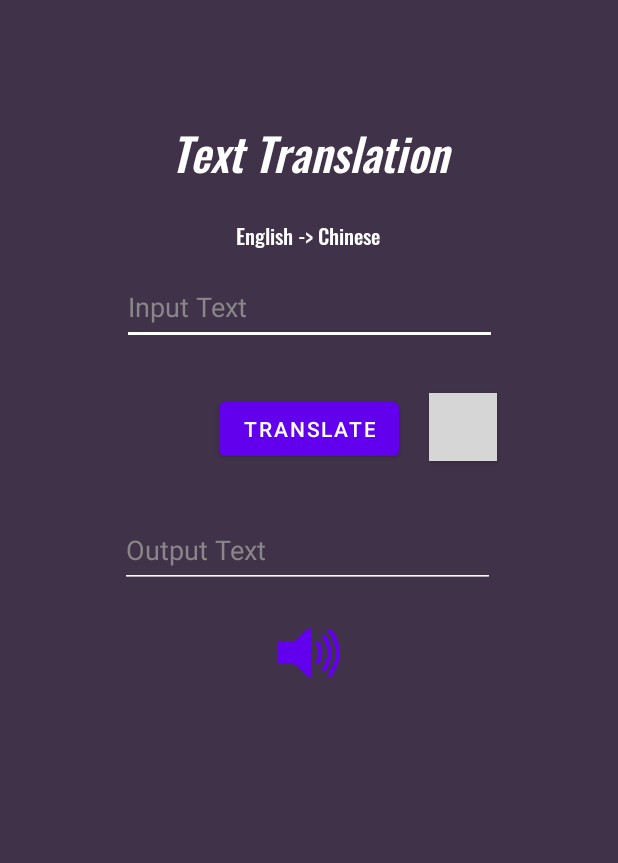
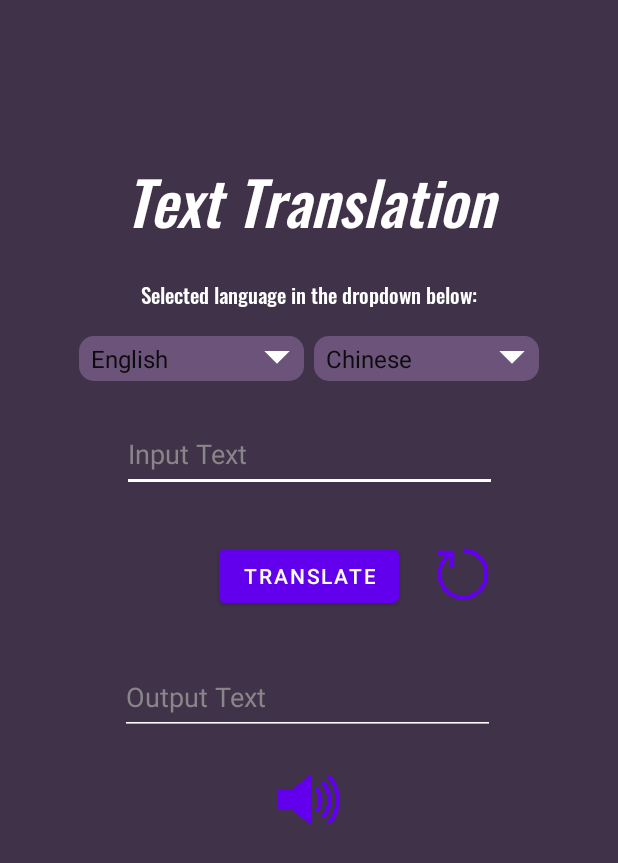
Before and after one commit to Manmansui/manamanasenang, an Android app: the Text_Translation screen opened directly, with no data from a screen before it, on a phone screen of 412 x 824 dp. Shown: the top 863 px of the screen. Run offline under Robolectric (Android 15) with nearby library versions, the light colour scheme and no system bars; libraries missing offline, so code that uses them is left out: com.huawei.hmf, com.huawei.hms; 1 statement that could not run was skipped; grey boxes are pictures that could not be loaded.

Commit message:
Changing UI for Text Translation class

```diff
--- a/Android/Machine Learning KIT/app/src/main/java/com/example/hms_apps/Text_Translation.java
+++ b/Android/Machine Learning KIT/app/src/main/java/com/example/hms_apps/Text_Translation.java
@@ -5,8 +5,11 @@ import androidx.appcompat.app.AppCompatActivity;
 import android.os.Bundle;
 import android.util.Pair;
 import android.view.View;
+import android.widget.AdapterView;
+import android.widget.ArrayAdapter;
 import android.widget.Button;
 import android.widget.EditText;
+import android.widget.Spinner;
 import android.widget.TextView;
 import android.widget.Toast;
 
@@ -25,12 +28,18 @@ import com.huawei.hms.mlsdk.tts.MLTtsEngine;
 import com.huawei.hms.mlsdk.tts.MLTtsError;
 import com.huawei.hms.mlsdk.tts.MLTtsWarn;
 
+import java.util.ArrayList;
+import java.util.List;
+
 public class Text_Translation extends AppCompatActivity {
 
-    private Button btn_translate, btn_swap_lang, btn_speak;
+    private Button btn_translate, btn_reset, btn_speak;
     private TextView txt_swap_lang;
     private EditText et_input, et_output;
     private boolean swap_lang = true;
+
+    private String stringInput = "", stringOutput = "";
+    private String lang_speak = "", speaker = "";
 
 
     @Override
@@ -40,33 +49,143 @@ public class Text_Translation extends AppCompatActivity {
 
 
         btn_translate = findViewById(R.id.btn_translate);
-        btn_swap_lang = findViewById(R.id.btn_swap_lang);
-        txt_swap_lang = findViewById(R.id.txt_language);
+        btn_reset = findViewById(R.id.btn_reset);
         btn_speak = findViewById(R.id.btn_speak_lang);
         et_input = findViewById(R.id.et_input);
         et_output = findViewById(R.id.et_output);
 
-        btn_swap_lang.setOnClickListener(new View.OnClickListener() {
+        Spinner spinner_input = findViewById(R.id.spinner_input);
+        Spinner spinner_output = findViewById(R.id.spinner_output);
+
+        List<String> language = new ArrayList<String>();
+        language.add("English");
+        language.add("Chinese");
+        language.add("Arabic");
+        language.add("Indonesian");
+        language.add("Japanese");
+        language.add("French");
+        language.add("Italian");
+
+        List<String> language2 = new ArrayList<String>();
+        language2.add("Chinese");
+        language2.add("English");
+        language2.add("Arabic");
+        language2.add("Indonesian");
+        language2.add("Japanese");
+        language2.add("French");
+        language2.add("Italian");
+
+        ArrayAdapter<String> dataAdapter = new ArrayAdapter<String>(this, android.R.layout.simple_spinner_item, language);
+        dataAdapter.setDropDownViewResource(android.R.layout.simple_spinner_dropdown_item);
+
+        ArrayAdapter<String> dataAdapter2 = new ArrayAdapter<String>(this, android.R.layout.simple_spinner_item, language2);
+        dataAdapter2.setDropDownViewResource(android.R.layout.simple_spinner_dropdown_item);
+
+        spinner_input.setAdapter(dataAdapter);
+        spinner_output.setAdapter(dataAdapter2);
+
+        spinner_input.setOnItemSelectedListener(new AdapterView.OnItemSelectedListener() {
+            @Override
+            public void onItemSelected(AdapterView<?> adapterView, View view, int i, long l) {
+                switch (adapterView.getItemAtPosition(i).toString()) {
+                    case "English":
+                        stringInput = "en";
+                        break;
+                    case "Chinese":
+                        stringInput = "zh";
+                        break;
+                    case "Arabic":
+                        stringInput = "ar";
+                        break;
+                    case "Indonesian":
+                        stringInput = "id";
+                        break;
+                    case "Japanese":
+                        stringInput = "ja";
+                        break;
+                    case "French":
+                        stringInput = "fr";
+                        break;
+                    case "Italian":
+                        stringInput = "it";
+                        break;
+                    default:
+                        break;
+                }
+            }
+
+            @Override
+            public void onNothingSelected(AdapterView<?> adapterView) {
+
+            }
+        });
+
+        spinner_output.setOnItemSelectedListener(new AdapterView.OnItemSelectedListener() {
+            @Override
+            public void onItemSelected(AdapterView<?> adapterView, View view, int i, long l) {
+                switch (adapterView.getItemAtPosition(i).toString()) {
+                    case "English":
+                        btn_speak.setVisibility(View.VISIBLE);
+                        stringOutput = "en";
+                        lang_speak = "en-US";
+                        speaker = MLTtsConstants.TTS_SPEAKER_FEMALE_EN;
+                        break;
+                    case "Chinese":
+                        btn_speak.setVisibility(View.VISIBLE);
+                        stringOutput = "zh";
+                        lang_speak = "zh-Hans";
+                        speaker = MLTtsConstants.TTS_SPEAKER_FEMALE_ZH;
+                        break;
+                    case "Arabic":
+                        btn_speak.setVisibility(View.GONE);
+                        stringOutput = "ar";
+                        break;
+                    case "Indonesian":
+                        btn_speak.setVisibility(View.GONE);
+                        stringOutput = "id";
+                        break;
+                    case "Japanese":
+                        btn_speak.setVisibility(View.GONE);
+                        stringOutput = "ja";
+                        break;
+                    case "French":
+                        btn_speak.setVisibility(View.VISIBLE);
+                        stringOutput = "fr";
+                        lang_speak = "fr-FR";
+                        speaker = MLTtsConstants.TTS_SPEAKER_FEMALE_FR;
+                        break;
+                    case "Italian":
+                        btn_speak.setVisibility(View.VISIBLE);
+                        stringOutput = "it";
+                        lang_speak = "it-IT";
+                        speaker = MLTtsConstants.TTS_SPEAKER_FEMALE_IT;
+                        break;
+                    default:
+                        break;
+                }
+            }
+
+            @Override
+            public void onNothingSelected(AdapterView<?> adapterView) {
+
+            }
+        });
+
+        btn_reset.setOnClickListener(new View.OnClickListener() {
             @Override
             public void onClick(View view) {
                 et_input.getText().clear();
                 et_output.getText().clear();
-                swap_lang = !swap_lang;
-                if (!swap_lang) {
-                    txt_swap_lang.setText("Chinese -> English");
-                } else {
-                    txt_swap_lang.setText("English -> Chinese");
-                }
             }
         });
 
         btn_translate.setOnClickListener(new View.OnClickListener() {
             @Override
             public void onClick(View view) {
-                if (swap_lang) {
-                    remoteTranslator_english_to_chinese(et_input.getText().toString());
+                if (et_input.getText().equals("")) {
+                    Toast.makeText(getApplicationContext(), "Blank input detected!", Toast.LENGTH_SHORT).show();
                 } else {
-                    remoteTranslator_chinese_to_english(et_input.getText().toString());
+                    translator(et_input.getText().toString(), stringInput, stringOutput);
                 }
             }
         });
@@ -74,25 +193,50 @@ public class Text_Translation extends AppCompatActivity {
         btn_speak.setOnClickListener(new View.OnClickListener() {
             @Override
             public void onClick(View view) {
-                if (swap_lang) {
-                    chinese_speaking(et_output.getText().toString());
-                } else {
-                    english_speaking(et_output.getText().toString());
-                }
+                speaking(et_output.getText().toString(), lang_speak, speaker);
             }
         });
 
 
     }
 
+    private void translator(String sourceText, String sourceLang, String targetLang) {
+        if (sourceLang == null || targetLang == null) {
+            return;
+        } else {
+            MLApplication.getInstance().setApiKey(getResources().getString(R.string.api_key));
+            MLRemoteTranslateSetting setting =
+                    new MLRemoteTranslateSetting
+                            .Factory()
+                            .setSourceLangCode(sourceLang)
+                            .setTargetLangCode(targetLang)
+                            .create();
+            MLRemoteTranslator remoteTranslator = MLTranslatorFactory.getInstance().getRemoteTranslator(setting);
+            Task<String> task = remoteTranslator.asyncTranslate(sourceText);
+            task.addOnSuccessListener(new OnSuccessListener<String>() {
+                @Override
+                public void onSuccess(String text) {
+                    et_output.setText(text);
+                    Toast.makeText(getApplicationContext(), "Success translating...", Toast.LENGTH_SHORT).show();
+                }
 
-    private void chinese_speaking(String sourceText){
+            }).addOnFailureListener(new OnFailureListener() {
+                @Override
+                public void onFailure(Exception e) {
+                    Toast.makeText(getApplicationContext(), "Failed translating...", Toast.LENGTH_SHORT).show();
+                }
+            });
+        }
+    }
+
+
+    private void speaking(String sourceText, String language, String speaker) {
         MLApplication.getInstance().setApiKey(getResources().getString(R.string.api_key));
         MLTtsConfig mlTtsConfig = new MLTtsConfig()
                 // Set the text converted from speech to Chinese.
-                .setLanguage("zh-Hans")
+                .setLanguage(language)
                 // Set the Chinese timbre.
-                .setPerson(MLTtsConstants.TTS_SPEAKER_FEMALE_ZH)
+                .setPerson(speaker)//mlttsconstant
                 // Set the speech speed. The range is (0, 5.0]. 1.0 indicates a normal speed.
                 .setSpeed(1.0f)
                 // Set the volume. The range is (0, 2). 1.0 indicates a normal volume.
@@ -107,28 +251,6 @@ public class Text_Translation extends AppCompatActivity {
 
         mlTtsEngine.speak(sourceText, MLTtsEngine.QUEUE_APPEND);
 
-    }
-
-    private void english_speaking(String sourceText){
-        MLApplication.getInstance().setApiKey(getResources().getString(R.string.api_key));
-        MLTtsConfig mlTtsConfig = new MLTtsConfig()
-                // Set the text converted from speech to Chinese.
-                .setLanguage("en-US")
-                // Set the Chinese timbre.
-                .setPerson(MLTtsConstants.TTS_SPEAKER_FEMALE_EN)
-                // Set the speech speed. The range is (0, 5.0]. 1.0 indicates a normal speed.
-                .setSpeed(1.0f)
-                // Set the volume. The range is (0, 2). 1.0 indicates a normal volume.
-                .setVolume(1.0f);
-
-        MLTtsEngine mlTtsEngine = new MLTtsEngine(mlTtsConfig);
-        // Set the volume of the built-in player, in dBs. The value is in the range of [0, 100].
-        mlTtsEngine.setPlayerVolume(20);
-        // Update the configuration when the engine is running.
-        mlTtsEngine.updateConfig(mlTtsConfig);
-        mlTtsEngine.setTtsCallback(callback);
-
-        mlTtsEngine.speak(sourceText, MLTtsEngine.QUEUE_APPEND);
     }
 
 
@@ -197,55 +319,4 @@ public class Text_Translation extends AppCompatActivity {
             }
         }
     };
-
-    private void remoteTranslator_english_to_chinese(String sourceText) {
-        MLApplication.getInstance().setApiKey(getResources().getString(R.string.api_key));
-        MLRemoteTranslateSetting setting =
-                new MLRemoteTranslateSetting
-                        .Factory()
-                        .setSourceLangCode("en")
-                        .setTargetLangCode("zh")
-                        .create();
-        MLRemoteTranslator remoteTranslator = MLTranslatorFactory.getInstance().getRemoteTranslator(setting);
-        Task<String> task = remoteTranslator.asyncTranslate(sourceText);
-        task.addOnSuccessListener(new OnSuccessListener<String>() {
-            @Override
-            public void onSuccess(String text) {
-                et_output.setText(text);
-                Toast.makeText(getApplicationContext(), "Success translating...", Toast.LENGTH_SHORT).show();
-            }
-
-        }).addOnFailureListener(new OnFailureListener() {
-            @Override
-            public void onFailure(Exception e) {
-                Toast.makeText(getApplicationContext(), "Failed translating...", Toast.LENGTH_SHORT).show();
-            }
-        });
-    }
-
-    private void remoteTranslator_chinese_to_english(String sourceText) {
-        MLApplication.getInstance().setApiKey(getResources().getString(R.string.api_key));
-        MLRemoteTranslateSetting setting =
-                new MLRemoteTranslateSetting
-                        .Factory()
-                        .setSourceLangCode("zh")
-                        .setTargetLangCode("en")
-                        .create();
-        MLRemoteTranslator remoteTranslator = MLTranslatorFactory.getInstance().getRemoteTranslator(setting);
-        Task<String> task = remoteTranslator.asyncTranslate(sourceText);
-        task.addOnSuccessListener(new OnSuccessListener<String>() {
-            @Override
-            public void onSuccess(String text) {
-                et_output.setText(text);
-                Toast.makeText(getApplicationContext(), "Success translating...", Toast.LENGTH_SHORT).show();
-            }
-
-        }).addOnFailureListener(new OnFailureListener() {
-            @Override
-            public void onFailure(Exception e) {
-                Toast.makeText(getApplicationContext(), "Failed translating...", Toast.LENGTH_SHORT).show();
-            }
-        });
-    }
-
 }
--- /dev/null
+++ b/Android/Machine Learning KIT/app/src/main/res/drawable/spinner_itemz.xml
@@ -0,0 +1,28 @@
+<?xml version="1.0" encoding="utf-8"?>
+<layer-list xmlns:android="http://schemas.android.com/apk/res/android">
+    <item>
+        <shape android:shape="rectangle">
+            <solid android:color="#6b5379"/>
+            <corners android:radius="10dp" />
+        </shape>
+    </item>
+    <item android:gravity="center_vertical|right" android:right="8dp">
+        <layer-list>
+            <item android:width="12dp" android:height="12dp"  android:gravity="center" android:bottom="10dp">
+                <rotate
+                    android:fromDegrees="45"
+                    android:toDegrees="45">
+                    <shape android:shape="rectangle">
+                        <solid android:color="#ffffff" />
+                        <stroke android:color="#ffffff" android:width="1dp"/>
+                    </shape>
+                </rotate>
+            </item>
+            <item android:width="20dp" android:height="10dp" android:bottom="21dp" android:gravity="center">
+                <shape android:shape="rectangle">
+                    <solid android:color="#6b5379"/>
+                </shape>
+            </item>
+        </layer-list>
+    </item>
+</layer-list>
--- a/Android/Machine Learning KIT/app/src/main/res/layout/activity_text_translation.xml
+++ b/Android/Machine Learning KIT/app/src/main/res/layout/activity_text_translation.xml
@@ -10,14 +10,14 @@
 
     <TextView
         android:id="@+id/textView3"
-        android:layout_width="250dp"
+        android:layout_width="270dp"
         android:layout_height="wrap_content"
-        android:layout_marginTop="76dp"
+        android:layout_marginTop="100dp"
         android:fontFamily="@font/oswald_medium"
         android:gravity="center"
         android:text="Text Translation"
         android:textColor="@color/white"
-        android:textSize="30sp"
+        android:textSize="40sp"
         android:textStyle="italic"
         app:layout_constraintEnd_toEndOf="parent"
         app:layout_constraintHorizontal_bias="0.503"
@@ -25,30 +25,60 @@
         app:layout_constraintTop_toTopOf="parent" />
 
     <TextView
-        android:id="@+id/txt_language"
         android:layout_width="wrap_content"
         android:layout_height="wrap_content"
         android:layout_marginTop="20dp"
         android:fontFamily="@font/oswald_medium"
-        android:text="English -> Chinese"
+        android:text="Selected language in the dropdown below:"
         android:textColor="@color/white"
         app:layout_constraintEnd_toEndOf="parent"
-        app:layout_constraintHorizontal_bias="0.498"
         app:layout_constraintStart_toStartOf="parent"
         app:layout_constraintTop_toBottomOf="@+id/textView3" />
+
+    <LinearLayout
+        android:id="@+id/linearLayout"
+        android:layout_width="wrap_content"
+        android:layout_height="wrap_content"
+        android:layout_marginTop="60dp"
+        android:orientation="horizontal"
+        app:layout_constraintEnd_toEndOf="parent"
+        app:layout_constraintStart_toStartOf="parent"
+        app:layout_constraintTop_toBottomOf="@+id/textView3">
+
+        <Spinner
+            android:id="@+id/spinner_input"
+            android:layout_width="150dp"
+            android:layout_height="30dp"
+            android:layout_marginRight="3dp"
+            android:background="@drawable/spinner_itemz"
+            android:popupBackground="#795d89"
+
+            />
+
+        <Spinner
+            android:id="@+id/spinner_output"
+            android:layout_width="150dp"
+            android:layout_height="30dp"
+            android:layout_marginLeft="3dp"
+            android:background="@drawable/spinner_itemz"
+            android:popupBackground="#795d89" />
+
+    </LinearLayout>
+
 
     <EditText
         android:id="@+id/et_input"
         android:layout_width="250dp"
         android:layout_height="50dp"
-        android:layout_marginTop="12dp"
+        android:layout_marginTop="24dp"
         android:backgroundTint="@color/white"
         android:hint="Input Text"
         android:textColor="@color/white"
         android:textColorHint="#898589"
         app:layout_constraintEnd_toEndOf="parent"
+        app:layout_constraintHorizontal_bias="0.503"
         app:layout_constraintStart_toStartOf="parent"
-        app:layout_constraintTop_toBottomOf="@+id/txt_language" />
+        app:layout_constraintTop_toBottomOf="@+id/linearLayout" />
 
     <Button
         android:id="@+id/btn_translate"
@@ -62,11 +92,11 @@
         app:layout_constraintTop_toBottomOf="@+id/et_input" />
 
     <Button
-        android:id="@+id/btn_swap_lang"
+        android:id="@+id/btn_reset"
         android:layout_width="45dp"
         android:layout_height="45dp"
         android:layout_marginTop="32dp"
-        android:background="@drawable/swap"
+        android:background="@drawable/reset"
         app:layout_constraintEnd_toEndOf="parent"
         app:layout_constraintHorizontal_bias="0.2"
         app:layout_constraintStart_toEndOf="@+id/btn_translate"
```
Also changed, not shown: Android/Machine Learning KIT/app/src/main/res/drawable/reset.png (added).
